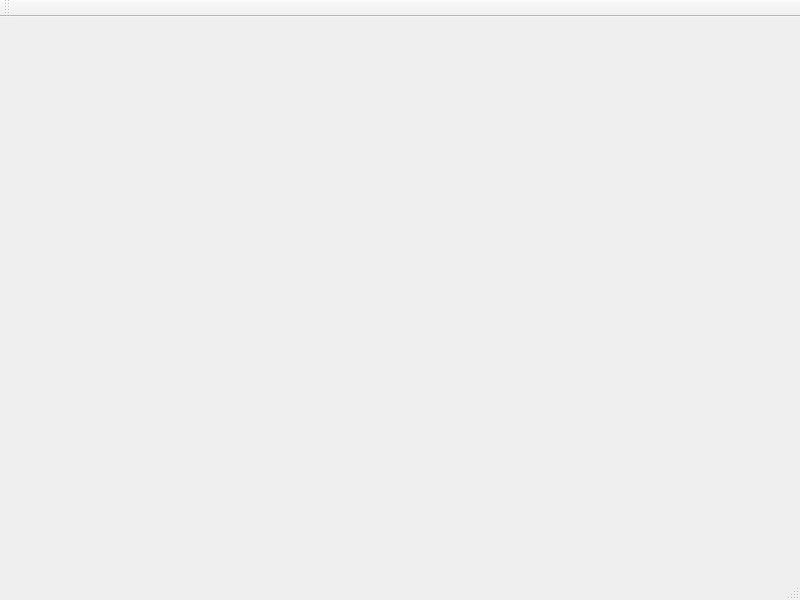
Qt form UIFiles/ImageViewer.ui (UpSea/PhotoOrganizer) before a commit.
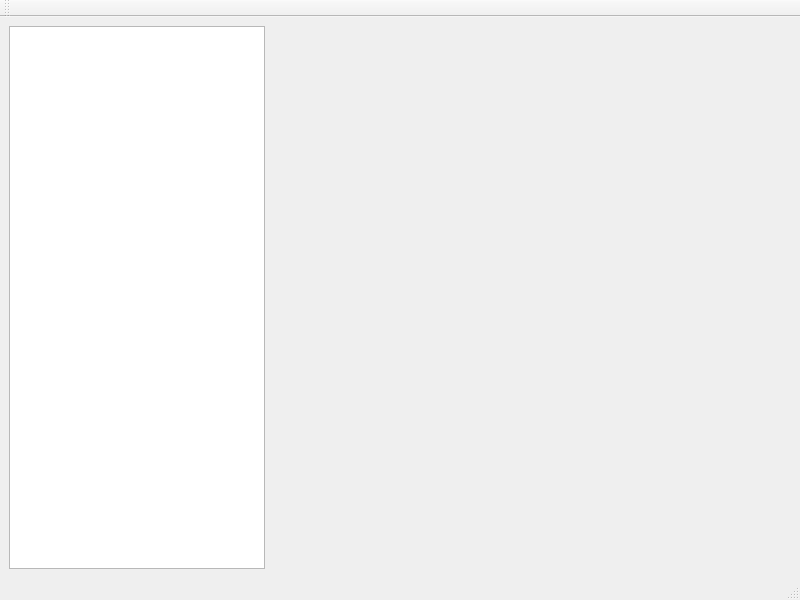
The same form after that commit. Custom widgets are drawn as their Qt base class.

Commit message: Add TagMode TagTreeView to PhotoViewer to allow tagging from viewer.

What changed in the file:
```diff
--- a/UIFiles/ImageViewer.ui
+++ b/UIFiles/ImageViewer.ui
@@ -32,10 +32,13 @@
          <x>0</x>
          <y>0</y>
          <width>800</width>
-         <height>600</height>
+         <height>568</height>
         </rect>
        </property>
-       <layout class="QHBoxLayout" name="horizontalLayout" stretch="0">
+       <layout class="QHBoxLayout" name="horizontalLayout" stretch="0,1">
+        <item>
+         <widget class="TagTreeView" name="treeView"/>
+        </item>
         <item>
          <widget class="QLabel" name="imageLabel">
           <property name="text">
@@ -65,6 +68,13 @@
   </widget>
   <widget class="QStatusBar" name="statusbar"/>
  </widget>
+ <customwidgets>
+  <customwidget>
+   <class>TagTreeView</class>
+   <extends>QTreeView</extends>
+   <header>FilterTree</header>
+  </customwidget>
+ </customwidgets>
  <resources/>
  <connections/>
 </ui>
```
The commit also changes 7 other files.
